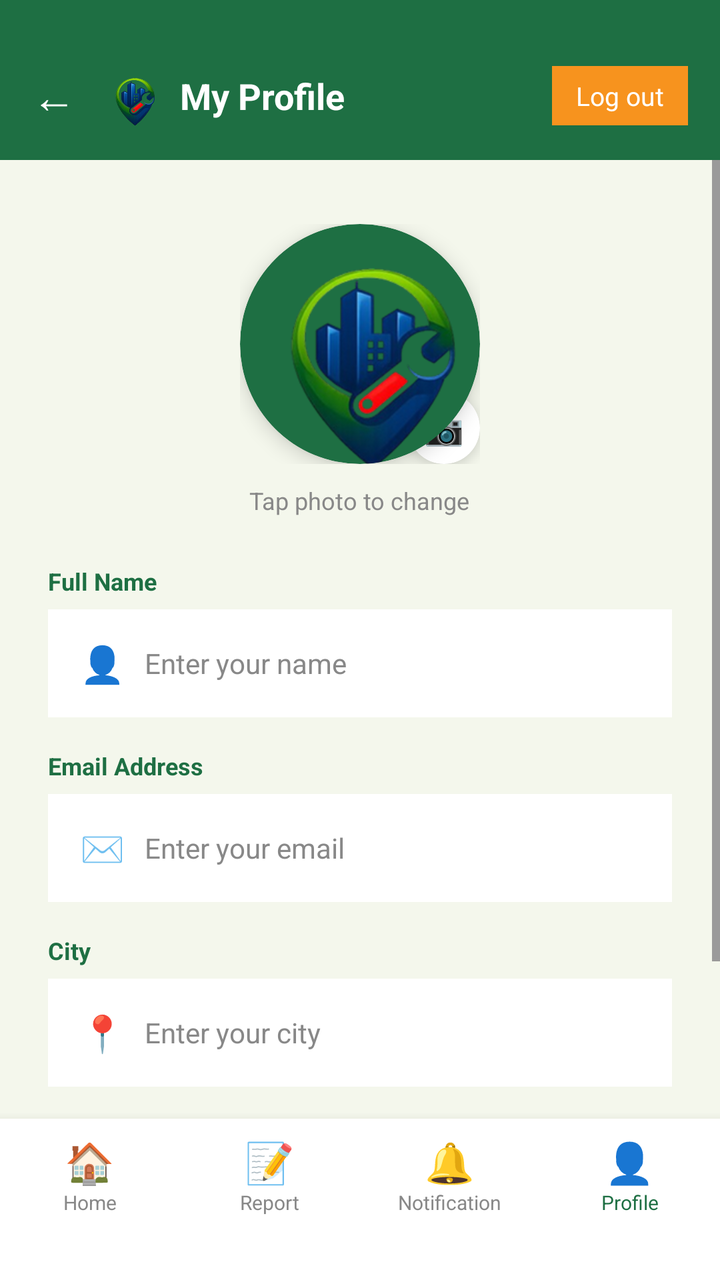
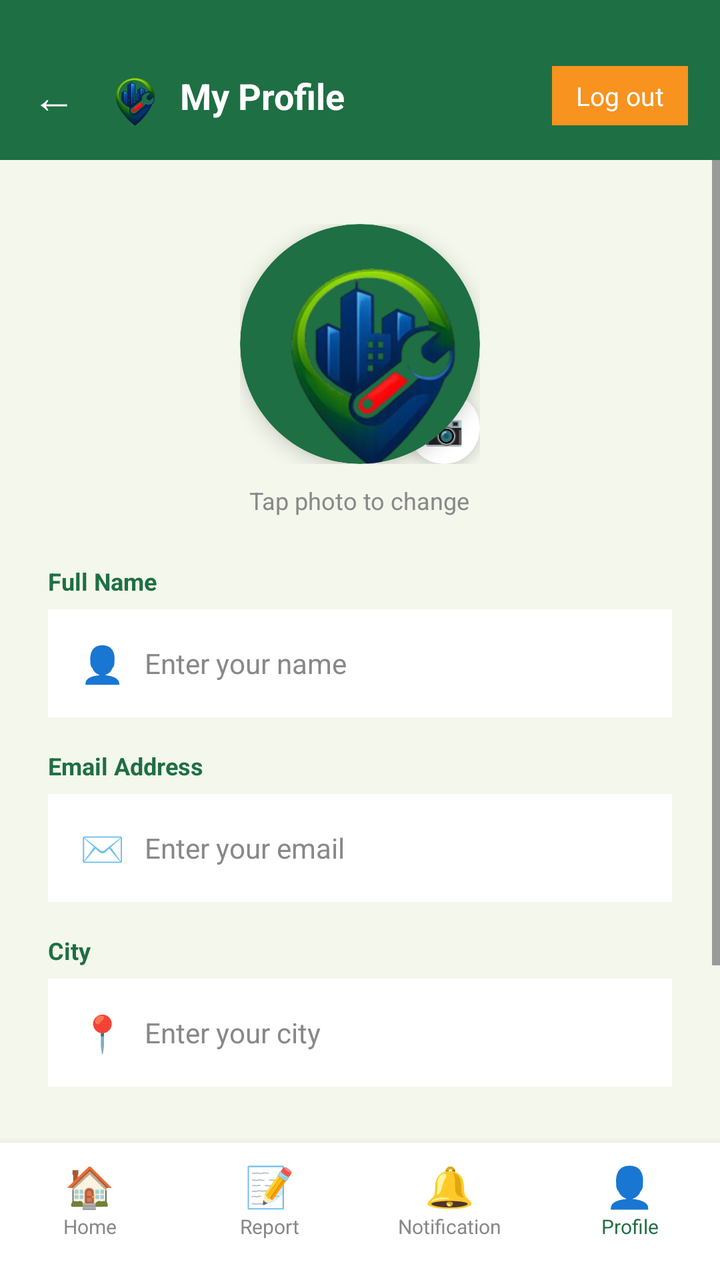

The first picture is an Android layout as it rendered before a commit; the second is the same layout after the commit. The layout source and the unified diff follow.
<!-- AndroidManifest.xml: application theme Theme.FixMyCity -->
<!-- res/layout/activity_profile.xml -->
<?xml version="1.0" encoding="utf-8"?>
<LinearLayout
    xmlns:android="http://schemas.android.com/apk/res/android"
    xmlns:app="http://schemas.android.com/apk/res-auto"
    android:layout_width="match_parent"
    android:layout_height="match_parent"
    android:orientation="vertical"
    android:background="@color/cream_bg">

    
    <LinearLayout
        android:layout_width="match_parent"
        android:layout_height="wrap_content"
        android:orientation="horizontal"
        android:background="@color/green_primary"
        android:paddingTop="32dp"
        android:paddingBottom="16dp"
        android:paddingStart="16dp"
        android:paddingEnd="16dp"
        android:gravity="center_vertical">

        <TextView
            android:id="@+id/btnBack"
            android:layout_width="wrap_content"
            android:layout_height="wrap_content"
            android:text="←"
            android:textSize="22sp"
            android:textColor="@color/white"
            android:layout_marginEnd="12dp"/>

        <ImageView
            android:layout_width="32dp"
            android:layout_height="32dp"
            android:src="@drawable/logo_fixmycity"/>

        <TextView
            android:layout_width="0dp"
            android:layout_height="wrap_content"
            android:layout_weight="1"
            android:text="My Profile"
            android:textSize="18sp"
            android:textStyle="bold"
            android:textColor="@color/white"
            android:layout_marginStart="8dp"/>

        <TextView
            android:id="@+id/btnLogout"
            android:layout_width="wrap_content"
            android:layout_height="wrap_content"
            android:text="Log out"
            android:textSize="13sp"
            android:textColor="@color/white"
            android:background="@color/orange_accent"
            android:paddingStart="12dp"
            android:paddingEnd="12dp"
            android:paddingTop="6dp"
            android:paddingBottom="6dp"/>

    </LinearLayout>

    <ScrollView
        android:layout_width="match_parent"
        android:layout_height="0dp"
        android:layout_weight="1">

        <LinearLayout
            android:layout_width="match_parent"
            android:layout_height="wrap_content"
            android:orientation="vertical"
            android:padding="24dp">

            
            <LinearLayout
                android:layout_width="match_parent"
                android:layout_height="wrap_content"
                android:orientation="vertical"
                android:gravity="center"
                android:paddingTop="8dp"
                android:paddingBottom="24dp">

                <FrameLayout
                    android:layout_width="120dp"
                    android:layout_height="120dp">

                    
                    <androidx.cardview.widget.CardView
                        android:layout_width="120dp"
                        android:layout_height="120dp"
                        app:cardCornerRadius="60dp"
                        app:cardElevation="6dp"
                        app:cardBackgroundColor="@color/green_primary">

                        <ImageView
                            android:id="@+id/imgProfile"
                            android:layout_width="120dp"
                            android:layout_height="120dp"
                            android:src="@drawable/logo_fixmycity"
                            android:scaleType="centerCrop"/>

                    </androidx.cardview.widget.CardView>

                    
                    <androidx.cardview.widget.CardView
                        android:layout_width="36dp"
                        android:layout_height="36dp"
                        android:layout_gravity="bottom|end"
                        app:cardCornerRadius="18dp"
                        app:cardElevation="4dp"
                        app:cardBackgroundColor="@color/white">

                        <TextView
                            android:layout_width="match_parent"
                            android:layout_height="match_parent"
                            android:text="📷"
                            android:textSize="16sp"
                            android:gravity="center"/>

                    </androidx.cardview.widget.CardView>

                </FrameLayout>

                <TextView
                    android:layout_width="wrap_content"
                    android:layout_height="wrap_content"
                    android:text="Tap photo to change"
                    android:textSize="12sp"
                    android:textColor="@color/gray_text"
                    android:layout_marginTop="10dp"/>

            </LinearLayout>

            
            <TextView
                android:layout_width="wrap_content"
                android:layout_height="wrap_content"
                android:text="Full Name"
                android:textSize="12sp"
                android:textStyle="bold"
                android:textColor="@color/green_primary"
                android:layout_marginBottom="6dp"/>

            <LinearLayout
                android:layout_width="match_parent"
                android:layout_height="54dp"
                android:orientation="horizontal"
                android:background="@android:color/white"
                android:gravity="center_vertical"
                android:paddingStart="16dp"
                android:paddingEnd="16dp"
                android:layout_marginBottom="16dp">

                <TextView
                    android:layout_width="wrap_content"
                    android:layout_height="wrap_content"
                    android:text="👤"
                    android:textSize="18sp"
                    android:layout_marginEnd="10dp"/>

                <EditText
                    android:id="@+id/etName"
                    android:layout_width="0dp"
                    android:layout_height="wrap_content"
                    android:layout_weight="1"
                    android:hint="Enter your name"
                    android:textSize="14sp"
                    android:textColor="@color/green_primary"
                    android:textColorHint="@color/gray_text"
                    android:background="@android:color/transparent"/>

            </LinearLayout>

            
            <TextView
                android:layout_width="wrap_content"
                android:layout_height="wrap_content"
                android:text="Email Address"
                android:textSize="12sp"
                android:textStyle="bold"
                android:textColor="@color/green_primary"
                android:layout_marginBottom="6dp"/>

            <LinearLayout
                android:layout_width="match_parent"
                android:layout_height="54dp"
                android:orientation="horizontal"
                android:background="@android:color/white"
                android:gravity="center_vertical"
                android:paddingStart="16dp"
                android:paddingEnd="16dp"
                android:layout_marginBottom="16dp">

                <TextView
                    android:layout_width="wrap_content"
                    android:layout_height="wrap_content"
                    android:text="✉️"
                    android:textSize="18sp"
                    android:layout_marginEnd="10dp"/>

                <EditText
                    android:id="@+id/etEmail"
                    android:layout_width="0dp"
                    android:layout_height="wrap_content"
                    android:layout_weight="1"
                    android:hint="Enter your email"
                    android:textSize="14sp"
                    android:textColor="@color/green_primary"
                    android:textColorHint="@color/gray_text"
                    android:inputType="textEmailAddress"
                    android:background="@android:color/transparent"/>

            </LinearLayout>

            
            <TextView
                android:layout_width="wrap_content"
                android:layout_height="wrap_content"
                android:text="City"
                android:textSize="12sp"
                android:textStyle="bold"
                android:textColor="@color/green_primary"
                android:layout_marginBottom="6dp"/>

            <LinearLayout
                android:layout_width="match_parent"
                android:layout_height="54dp"
                android:orientation="horizontal"
                android:background="@android:color/white"
                android:gravity="center_vertical"
                android:paddingStart="16dp"
                android:paddingEnd="16dp"
                android:layout_marginBottom="32dp">

                <TextView
                    android:layout_width="wrap_content"
                    android:layout_height="wrap_content"
                    android:text="📍"
                    android:textSize="18sp"
                    android:layout_marginEnd="10dp"/>

                <EditText
                    android:id="@+id/etCity"
                    android:layout_width="0dp"
                    android:layout_height="wrap_content"
                    android:layout_weight="1"
                    android:hint="Enter your city"
                    android:textSize="14sp"
                    android:textColor="@color/green_primary"
                    android:textColorHint="@color/gray_text"
                    android:background="@android:color/transparent"/>

            </LinearLayout>

            
            <Button
                android:id="@+id/btnSave"
                android:layout_width="match_parent"
                android:layout_height="54dp"
                android:text="Save Changes"
                android:textColor="@color/white"
                android:textSize="16sp"
                android:textStyle="bold"
                android:backgroundTint="@color/green_primary"/>

        </LinearLayout>

    </ScrollView>

    
    <LinearLayout
        android:layout_width="match_parent"
        android:layout_height="wrap_content"
        android:orientation="horizontal"
        android:background="@color/white"
        android:elevation="8dp"
        android:paddingTop="8dp"
        android:paddingBottom="32dp">

        <LinearLayout
            android:id="@+id/navHome"
            android:layout_width="0dp"
            android:layout_height="match_parent"
            android:layout_weight="1"
            android:orientation="vertical"
            android:gravity="center">

            <TextView
                android:layout_width="wrap_content"
                android:layout_height="wrap_content"
                android:text="🏠"
                android:textSize="20sp"/>

            <TextView
                android:layout_width="wrap_content"
                android:layout_height="wrap_content"
                android:text="Home"
                android:textSize="10sp"
                android:textColor="@color/gray_text"/>

        </LinearLayout>

        <LinearLayout
            android:id="@+id/navReport"
            android:layout_width="0dp"
            android:layout_height="match_parent"
            android:layout_weight="1"
            android:orientation="vertical"
            android:gravity="center">

            <TextView
                android:layout_width="wrap_content"
                android:layout_height="wrap_content"
                android:text="📝"
                android:textSize="20sp"/>

            <TextView
                android:layout_width="wrap_content"
                android:layout_height="wrap_content"
                android:text="Report"
                android:textSize="10sp"
                android:textColor="@color/gray_text"/>

        </LinearLayout>

        <LinearLayout
            android:id="@+id/navNotification"
            android:layout_width="0dp"
            android:layout_height="match_parent"
            android:layout_weight="1"
            android:orientation="vertical"
            android:gravity="center">

            <TextView
                android:layout_width="wrap_content"
                android:layout_height="wrap_content"
                android:text="🔔"
                android:textSize="20sp"/>

            <TextView
                android:layout_width="wrap_content"
                android:layout_height="wrap_content"
                android:text="Notification"
                android:textSize="10sp"
                android:textColor="@color/gray_text"/>

        </LinearLayout>

        <LinearLayout
            android:id="@+id/navProfile"
            android:layout_width="0dp"
            android:layout_height="match_parent"
            android:layout_weight="1"
            android:orientation="vertical"
            android:gravity="center">

            <TextView
                android:layout_width="wrap_content"
                android:layout_height="wrap_content"
                android:text="👤"
                android:textSize="20sp"/>

            <TextView
                android:layout_width="wrap_content"
                android:layout_height="wrap_content"
                android:text="Profile"
                android:textSize="10sp"
                android:textColor="@color/green_primary"/>

        </LinearLayout>

    </LinearLayout>

</LinearLayout>
<!-- resources referenced by this layout -->
<resources>
  <color name="cream_bg">#F4F7EC</color>
  <color name="gray_text">#888888</color>
  <color name="green_primary">#1E6F43</color>
  <color name="orange_accent">#F7931E</color>
  <color name="white">#FFFFFF</color>
  <!-- drawable logo_fixmycity: png bitmap (drawable, 40424 bytes) -->
  <style name="Theme.FixMyCity" parent="Base.Theme.FixMyCity" />
  <style name="Base.Theme.FixMyCity" parent="Theme.Material3.DayNight.NoActionBar">
          
          
      </style>
</resources>

<!-- the commit's change to res/layout/activity_profile.xml (unified diff, before → after) -->
@@ -237,6 +237,7 @@
                     android:textSize="18sp"
                     android:layout_marginEnd="10dp"/>
 
+
                 <EditText
                     android:id="@+id/etCity"
                     android:layout_width="0dp"
@@ -248,20 +249,28 @@
                     android:textColorHint="@color/gray_text"
                     android:background="@android:color/transparent"/>
 
+
             </LinearLayout>
-
             
             <Button
                 android:id="@+id/btnSave"
                 android:layout_width="match_parent"
-                android:layout_height="54dp"
+                android:layout_height="40dp"
                 android:text="Save Changes"
                 android:textColor="@color/white"
                 android:textSize="16sp"
                 android:textStyle="bold"
                 android:backgroundTint="@color/green_primary"/>
-
-        </LinearLayout>
+            <Button
+                android:id="@+id/btnDeleteAccount"
+                android:layout_width="match_parent"
+                android:layout_height="40dp"
+                android:text="Delete Account"
+                android:backgroundTint="#D32F2F"
+                android:textColor="@android:color/white"/>
+
+        </LinearLayout>
+
 
     </ScrollView>
 
@@ -273,7 +282,7 @@
         android:background="@color/white"
         android:elevation="8dp"
         android:paddingTop="8dp"
-        android:paddingBottom="32dp">
+        android:paddingBottom="20dp">
 
         <LinearLayout
             android:id="@+id/navHome"
@@ -342,6 +351,7 @@
                 android:textSize="10sp"
                 android:textColor="@color/gray_text"/>
 
+
         </LinearLayout>
 
         <LinearLayout
